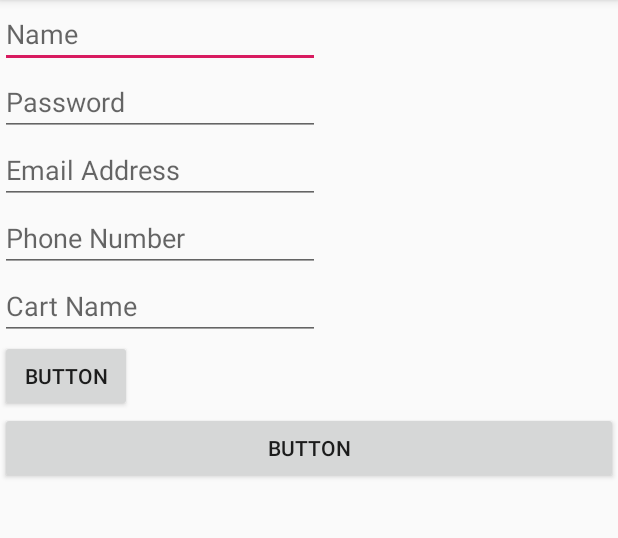
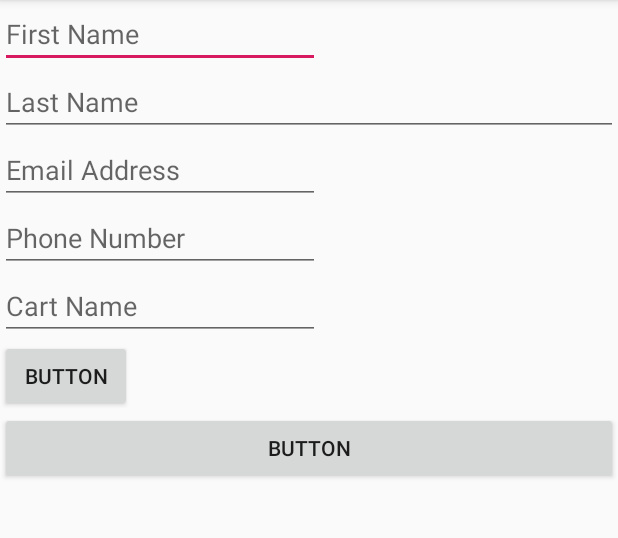
Before and after one commit to elotero/Elotero-App-Android, an Android app: the RegisterScreen screen opened directly, with no data from a screen before it, on a phone screen of 412 x 824 dp, the part 84-622 px from its top. Run offline under Robolectric (Android 15) with nearby library versions, the phone set to English and light mode, and no system bars; our stand-ins replace Firebase (no records; nobody signed in at launch, a user with empty details on screens opened directly).

```diff
--- a/app/src/main/java/com/example/Elotero/Activities/Globals.java
+++ /dev/null
@@ -1,6 +0,0 @@
-package com.example.Elotero.Activities;
-
-public class Globals {
-    public static final int RC_SIGN_IN = 196;
-
-}
--- a/app/src/main/java/com/example/Elotero/Activities/MainActivity.java
+++ b/app/src/main/java/com/example/Elotero/Activities/MainActivity.java
@@ -10,10 +10,9 @@ import android.widget.Button;
 import android.widget.Toast;
 
 import com.example.Elotero.R;
+import com.example.Elotero.Utils.Globals;
 import com.firebase.ui.auth.AuthUI;
 
-import com.facebook.FacebookSdk;
-import com.facebook.appevents.AppEventsLogger;
 import com.firebase.ui.auth.IdpResponse;
 import com.google.firebase.auth.FirebaseAuth;
 import com.google.firebase.auth.FirebaseUser;
--- a/app/src/main/java/com/example/Elotero/Activities/RegisterScreen.java
+++ b/app/src/main/java/com/example/Elotero/Activities/RegisterScreen.java
@@ -2,15 +2,21 @@ package com.example.Elotero.Activities;
 
 import androidx.appcompat.app.AppCompatActivity;
 
+import android.content.Intent;
 import android.os.Bundle;
 import android.view.View;
 import android.widget.Button;
+import android.widget.EditText;
 
 import com.example.Elotero.R;
-import com.firebase.ui.auth.AuthUI;
+import com.example.Elotero.Utils.FirebaseManager;
+import com.example.Elotero.Utils.Globals;
+import com.example.Elotero.models.Vendor;
+import com.google.firebase.auth.FirebaseAuth;
+import com.google.firebase.auth.FirebaseUser;
 
-import java.util.Arrays;
-import java.util.List;
+import org.json.JSONException;
+import org.json.JSONObject;
 
 public class RegisterScreen extends AppCompatActivity {
 
@@ -19,4 +25,59 @@ public class RegisterScreen extends AppCompatActivity {
         super.onCreate(savedInstanceState);
         setContentView(R.layout.activity_register_screen);
     }
+
+
+    @Override
+    protected void onStart(){
+        super.onStart();
+
+        FirebaseManager dbManager = new FirebaseManager();
+        JSONObject vendorInfo;
+        try {
+             vendorInfo = convertViewsToStrings();
+
+            Button RegisterButton = (Button)findViewById(R.id.authButton);
+            RegisterButton.setOnClickListener(new View.OnClickListener(){
+                @Override
+                public void onClick(View v){
+                    Intent intent = new Intent(RegisterScreen.this, MapsActivity.class);
+                    String uid = FirebaseAuth.getInstance().getCurrentUser().getUid();
+                    try {
+                        vendorInfo.put(Globals.uid, uid);
+                        Vendor vendor = new Vendor(vendorInfo);
+                        dbManager.addVendor(vendor);
+                        startActivity(intent);
+                    } catch (JSONException e) {
+                        e.printStackTrace();
+                    }
+                }
+            });
+        } catch (JSONException e) {
+            e.printStackTrace();
+        }
+    }
+
+    public JSONObject convertViewsToStrings() throws JSONException {
+        JSONObject vendorInfo = new JSONObject();
+        EditText firstName = (EditText) findViewById(R.id.firstName);
+        EditText email = (EditText) findViewById(R.id.emailAddress);
+        EditText phone = (EditText) findViewById(R.id.phoneNum);
+        EditText vendorCartName = (EditText) findViewById(R.id.vendorCartName);
+        EditText lastName = (EditText) findViewById(R.id.lastName);
+
+
+        String str_first_name = firstName.getText().toString();
+        String str_last_name  = lastName.getText().toString();
+        String str_email = email.getText().toString();
+        String str_phone = phone.getText().toString();
+        String str_vendorCartName = vendorCartName.getText().toString();
+
+        vendorInfo.put(Globals.firstName, str_first_name);
+        vendorInfo.put(Globals.lastName, str_last_name);
+        vendorInfo.put(Globals.email, str_email);
+        vendorInfo.put(Globals.phone, str_phone);
+        vendorInfo.put(Globals.vendorCartName, str_vendorCartName);
+
+        return vendorInfo;
+    }
 }
--- a/app/src/main/java/com/example/Elotero/Utils/FirebaseManager.java
+++ b/app/src/main/java/com/example/Elotero/Utils/FirebaseManager.java
@@ -1,5 +1,32 @@
 package com.example.Elotero.Utils;
+
+import com.example.Elotero.models.Vendor;
+import com.google.firebase.auth.FirebaseAuth;
+import com.google.firebase.auth.FirebaseUser;
+import com.google.firebase.database.DatabaseReference;
+import com.google.firebase.database.FirebaseDatabase;
+
+import org.json.JSONException;
+import org.json.JSONObject;
+
+import java.util.List;
 
 public class FirebaseManager {
 
+    private DatabaseReference dbRef;
+    public FirebaseManager(){
+        dbRef = FirebaseDatabase.getInstance().getReference();
+    }
+
+    public void addVendor(Vendor vendor) throws JSONException {
+        FirebaseUser user = FirebaseAuth.getInstance().getCurrentUser();
+        dbRef.child("vendors").child(user.getUid()).setValue(vendor);
+    }
+    public void removeVendor(Vendor vendor){
+        FirebaseUser user = FirebaseAuth.getInstance().getCurrentUser();
+        dbRef.child("vendors").child(user.getUid()).removeValue();
+    }
+    public void removeAllVendors(Vendor vendor){
+        dbRef.child("vendors").removeValue();
+    }
 }
--- a/app/src/main/java/com/example/Elotero/Utils/FirebaseUtils.java
+++ /dev/null
@@ -1,5 +0,0 @@
-package com.example.Elotero.Utils;
-
-public class FirebaseUtils {
-
-}
--- a/app/src/main/res/layout/activity_register_screen.xml
+++ b/app/src/main/res/layout/activity_register_screen.xml
@@ -8,20 +8,19 @@
     tools:context=".Activities.RegisterScreen">
 
     <EditText
-        android:id="@+id/name"
+        android:id="@+id/firstName"
         android:layout_width="wrap_content"
         android:layout_height="wrap_content"
         android:ems="10"
-        android:hint="Name"
+        android:hint="First Name"
         android:inputType="textPersonName" />
 
     <EditText
-        android:id="@+id/password"
-        android:layout_width="wrap_content"
+        android:id="@+id/lastName"
+        android:layout_width="match_parent"
         android:layout_height="wrap_content"
-        android:ems="10"
-        android:hint="Password"
-        android:inputType="textPassword" />
+        android:hint="Last Name"
+        />
 
     <EditText
         android:id="@+id/emailAddress"
@@ -40,7 +39,7 @@
         android:inputType="phone" />
 
     <EditText
-        android:id="@+id/vendorName"
+        android:id="@+id/vendorCartName"
         android:layout_width="wrap_content"
         android:layout_height="wrap_content"
         android:ems="10"
--- a/app/src/main/res/values/strings.xml
+++ b/app/src/main/res/values/strings.xml
@@ -4,4 +4,5 @@
     <string name="vendorName">Vendor Cart Name</string>
     <string name="facebook_application_id" translatable="false">586692858739110</string>
     <string name="facebook_login_protocol_scheme" translatable="false">fb586692858739110</string>
+    <string name="title_activity_maps">Map</string>
 </resources>
```
Also changed, not shown: app/build.gradle (+9 -9 lines), app/src/debug/res/values/google_maps_api.xml (added, +24 -0 lines), app/src/main/AndroidManifest.xml (+30 -8 lines), app/src/main/java/com/example/Elotero/Activities/MapsActivity.java (added, +51 -0 lines), app/src/main/java/com/example/Elotero/Utils/Globals.java (added, +20 -0 lines), app/src/main/java/com/example/Elotero/models/Vendor.java (+39 -8 lines), app/src/main/res/layout/activity_maps.xml (added, +8 -0 lines), 1 other file.
